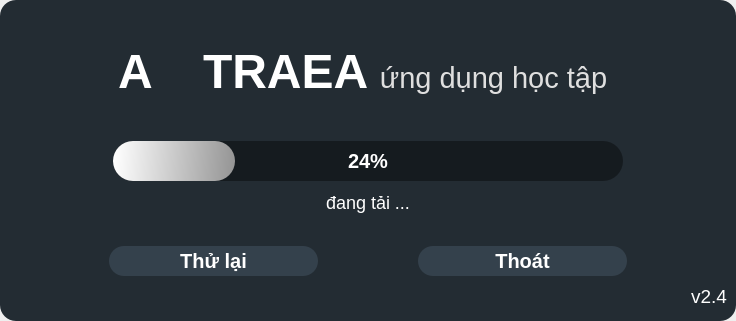
hoangm960/Astraea, file UI_Files/Loading_Screen.ui: the form before one commit.
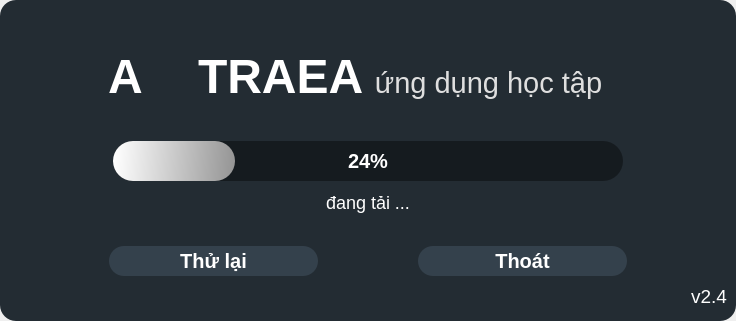
The form after the commit. Icons and pictures are not drawn.

```diff
--- a/UI_Files/Loading_Screen.ui
+++ b/UI_Files/Loading_Screen.ui
@@ -141,13 +141,13 @@
                </property>
                <property name="minimumSize">
                 <size>
-                 <width>35</width>
-                 <height>80</height>
+                 <width>40</width>
+                 <height>90</height>
                 </size>
                </property>
                <property name="maximumSize">
                 <size>
-                 <width>35</width>
+                 <width>50</width>
                  <height>16777215</height>
                 </size>
                </property>
@@ -168,7 +168,7 @@
                <property name="minimumSize">
                 <size>
                  <width>50</width>
-                 <height>0</height>
+                 <height>90</height>
                 </size>
                </property>
                <property name="maximumSize">
@@ -195,8 +195,8 @@
                </property>
                <property name="minimumSize">
                 <size>
-                 <width>400</width>
-                 <height>80</height>
+                 <width>430</width>
+                 <height>90</height>
                 </size>
                </property>
                <property name="maximumSize">
```
